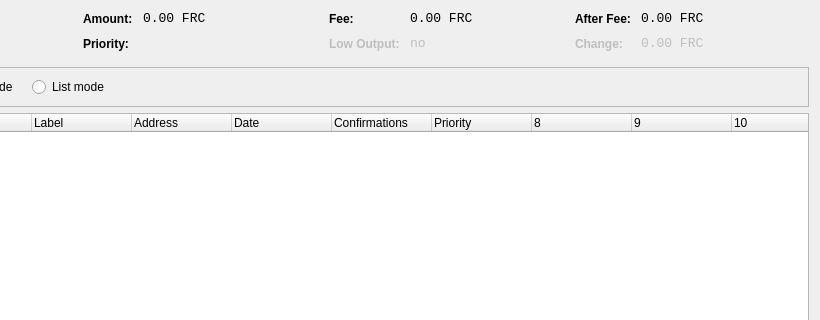
First picture: the form in src/qt/forms/coincontroldialog.ui, repository futurecash/futurecash, before the edit; both pictures show x 180 to 1000 and y 0 to 320 of the 1000 by 500 pixel window.
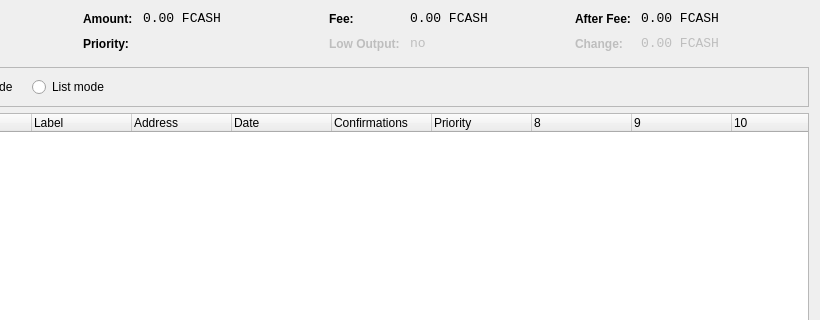
Second picture: the form after the edit. Custom widgets are drawn as their Qt base class.

Commit message: Ticker changed to FCASH

```diff
--- a/src/qt/forms/coincontroldialog.ui
+++ b/src/qt/forms/coincontroldialog.ui
@@ -141,7 +141,7 @@
           <enum>Qt::ActionsContextMenu</enum>
          </property>
          <property name="text">
-          <string notr="true">0.00 FRC</string>
+          <string notr="true">0.00 FCASH</string>
          </property>
          <property name="textInteractionFlags">
           <set>Qt::LinksAccessibleByMouse|Qt::TextSelectableByKeyboard|Qt::TextSelectableByMouse</set>
@@ -221,7 +221,7 @@
           <enum>Qt::ActionsContextMenu</enum>
          </property>
          <property name="text">
-          <string notr="true">0.00 FRC</string>
+          <string notr="true">0.00 FCASH</string>
          </property>
          <property name="textInteractionFlags">
           <set>Qt::LinksAccessibleByMouse|Qt::TextSelectableByKeyboard|Qt::TextSelectableByMouse</set>
@@ -307,7 +307,7 @@
           <enum>Qt::ActionsContextMenu</enum>
          </property>
          <property name="text">
-          <string notr="true">0.00 FRC</string>
+          <string notr="true">0.00 FCASH</string>
          </property>
          <property name="textInteractionFlags">
           <set>Qt::LinksAccessibleByMouse|Qt::TextSelectableByKeyboard|Qt::TextSelectableByMouse</set>
@@ -345,7 +345,7 @@
           <enum>Qt::ActionsContextMenu</enum>
          </property>
          <property name="text">
-          <string notr="true">0.00 FRC</string>
+          <string notr="true">0.00 FCASH</string>
          </property>
          <property name="textInteractionFlags">
           <set>Qt::LinksAccessibleByMouse|Qt::TextSelectableByKeyboard|Qt::TextSelectableByMouse</set>
```
The commit also changes 7 other files.
